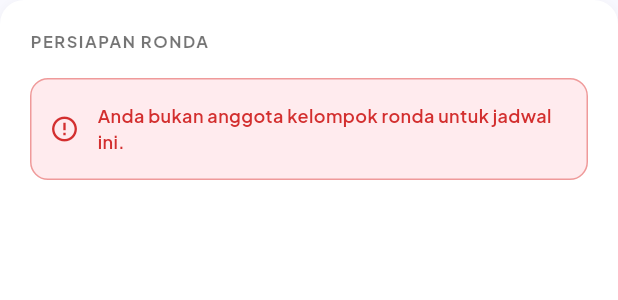
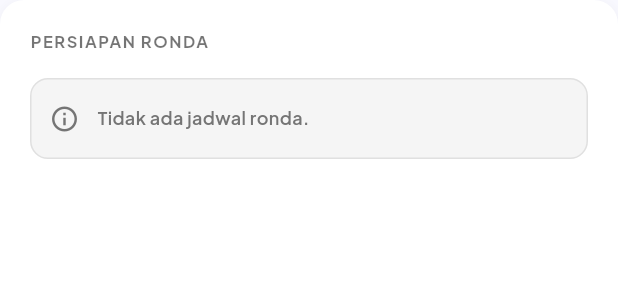
Before and after one commit to Algaray02/Wargify-Frontend, a Flutter app: the RondaPersiapanCard widget shown alone on an empty page, opened directly with empty values, on a phone screen of 412 x 824 dp. Shown: the top 300 px of the screen. Run offline on Flutter 3.47's test engine with Material 3 defaults, Android fonts, the phone set to English and light mode, and no system bars; our stand-ins replace dio, firebase_core, firebase_messaging, flutter_local_notifications, flutter_map, flutter_secure_storage and 6 more; missing offline and left inert: mobile_scanner; accounts and stored records are empty; network calls fail.

Commit message:
fix tampilan dikit

```diff
--- a/lib/widgets/common/ronda/ronda_persiapan_card.dart
+++ b/lib/widgets/common/ronda/ronda_persiapan_card.dart
@@ -151,25 +151,25 @@ class RondaPersiapanCard extends StatelessWidget {
               width: double.infinity,
               padding: const EdgeInsets.symmetric(vertical: 16, horizontal: 12),
               decoration: BoxDecoration(
-                color: Colors.red.shade50,
+                color: Colors.grey.shade100,
                 borderRadius: BorderRadius.circular(12),
-                border: Border.all(color: Colors.red.shade200),
+                border: Border.all(color: Colors.grey.shade300),
               ),
               child: Row(
                 children: [
                   Icon(
-                    Icons.error_outline,
-                    color: Colors.red.shade700,
+                    Icons.info_outline,
+                    color: Colors.grey.shade600,
                     size: 20,
                   ),
                   const SizedBox(width: 12),
                   Expanded(
                     child: Text(
-                      'Anda bukan anggota kelompok ronda untuk jadwal ini.',
+                      'Tidak ada jadwal ronda.',
                       style: GoogleFonts.plusJakartaSans(
                         fontSize: 12,
                         fontWeight: FontWeight.w600,
-                        color: Colors.red.shade700,
+                        color: Colors.grey.shade600,
                       ),
                     ),
                   ),
```
Also changed, not shown: lib/screens/warga/ronda/ronda_screen.dart (+18 -15 lines).
